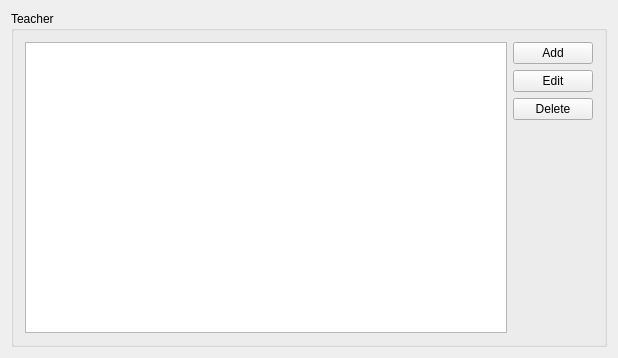
Qt form Orar/OrarApp/TeacherView.ui (alexandrutm/UnivTimetable) before a commit.
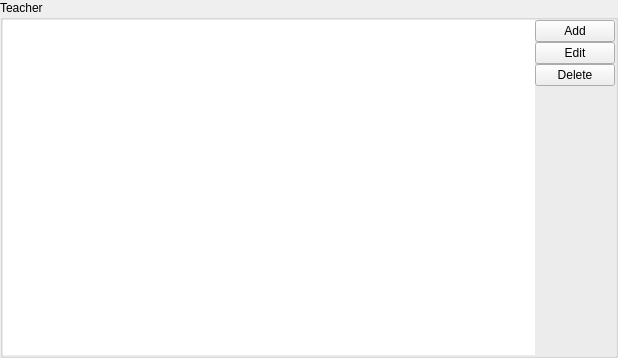
The same form after that commit.

```diff
--- a/Orar/OrarApp/TeacherView.ui
+++ b/Orar/OrarApp/TeacherView.ui
@@ -14,19 +14,59 @@
    <string>TeachersView</string>
   </property>
   <layout class="QGridLayout" name="gridLayout_2">
+   <property name="leftMargin">
+    <number>0</number>
+   </property>
+   <property name="topMargin">
+    <number>0</number>
+   </property>
+   <property name="rightMargin">
+    <number>0</number>
+   </property>
+   <property name="bottomMargin">
+    <number>0</number>
+   </property>
+   <property name="spacing">
+    <number>0</number>
+   </property>
    <item row="0" column="0">
     <widget class="QGroupBox" name="groupBox_3">
      <property name="title">
       <string>Teacher</string>
      </property>
      <layout class="QGridLayout" name="gridLayout">
+      <property name="leftMargin">
+       <number>0</number>
+      </property>
+      <property name="topMargin">
+       <number>0</number>
+      </property>
+      <property name="rightMargin">
+       <number>0</number>
+      </property>
+      <property name="bottomMargin">
+       <number>0</number>
+      </property>
+      <property name="spacing">
+       <number>0</number>
+      </property>
       <item row="0" column="0">
-       <widget class="QListWidget" name="list"/>
+       <widget class="QListWidget" name="list">
+        <property name="frameShape">
+         <enum>QFrame::NoFrame</enum>
+        </property>
+       </widget>
       </item>
       <item row="0" column="1">
        <layout class="QVBoxLayout" name="verticalLayout_3">
+        <property name="spacing">
+         <number>0</number>
+        </property>
         <item>
          <layout class="QVBoxLayout" name="verticalLayout_2">
+          <property name="spacing">
+           <number>0</number>
+          </property>
           <item>
            <widget class="QPushButton" name="Add">
             <property name="text">
```
